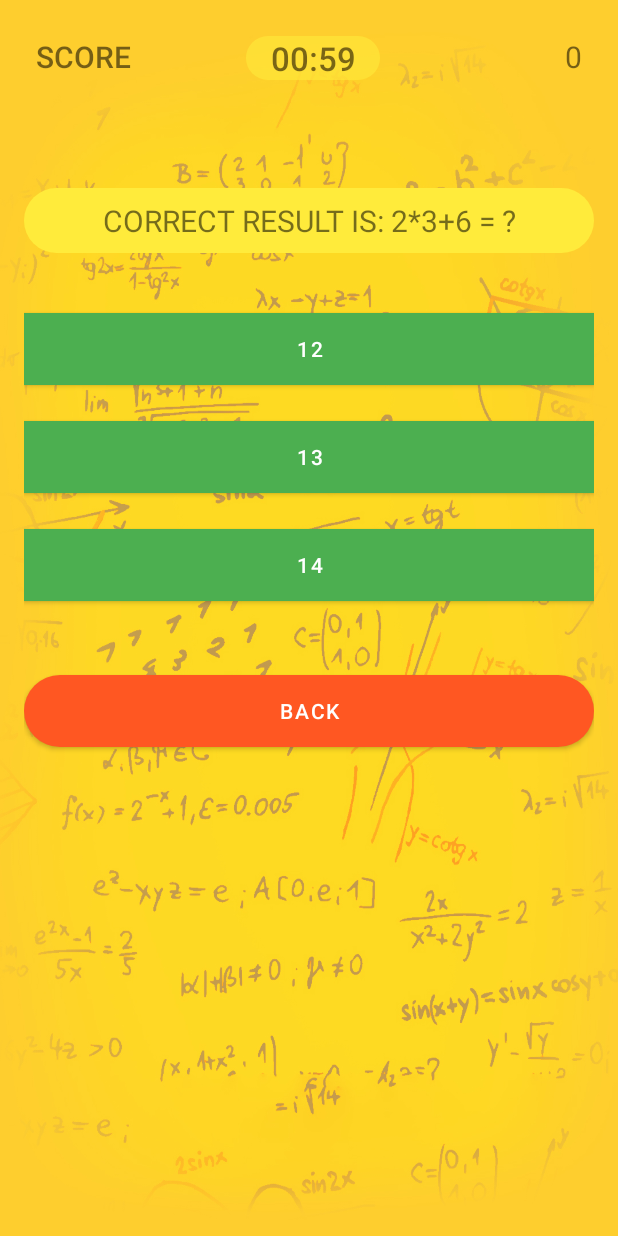
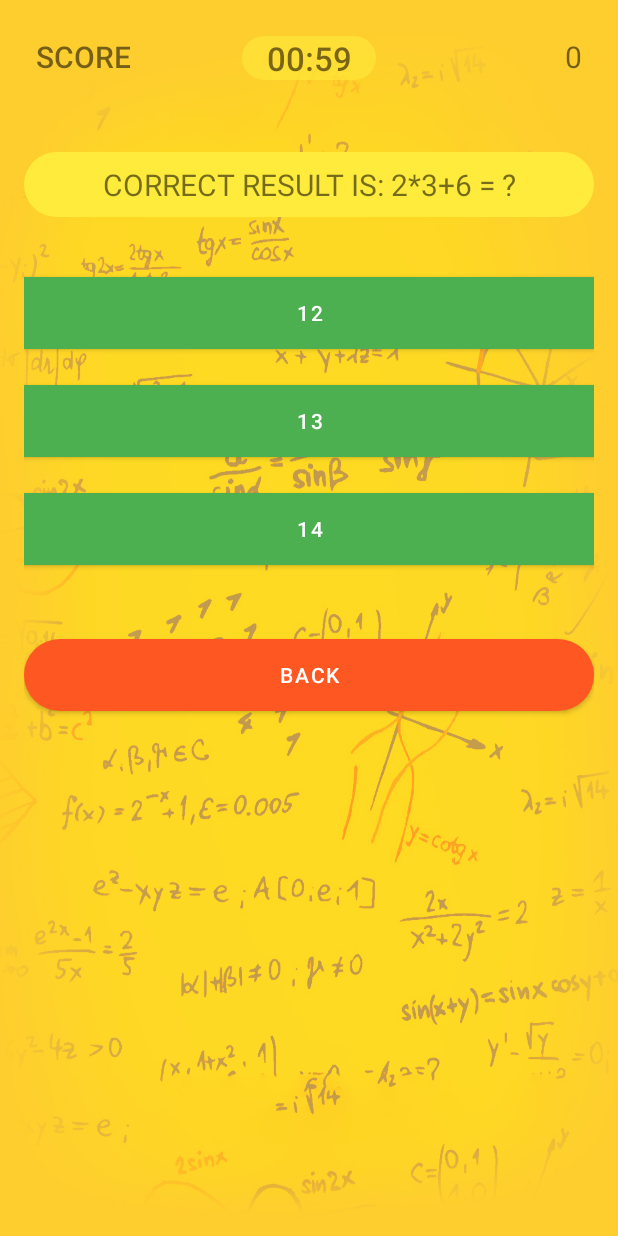
Before and after one commit to necat1/vts-learn-math, an Android app: the BeginerActivity screen opened directly, with no data from a screen before it, on a phone screen of 412 x 824 dp. Run offline under Robolectric (Android 15) with nearby library versions, the phone set to English and light mode, and no system bars; Roboto replaces fonts that are not available here.

Commit message:
try No1 :D

```diff
--- a/app/src/main/res/layout/activity_beginer.xml
+++ b/app/src/main/res/layout/activity_beginer.xml
@@ -29,11 +29,10 @@
             android:id="@+id/tvTimer"
             android:layout_width="89dp"
             android:layout_height="wrap_content"
-            android:layout_marginLeft="140dp"
-            android:layout_marginBottom="24dp"
             android:alpha="0.6"
             android:background="@drawable/radius"
             android:fontFamily="sans-serif-medium"
+            android:layout_centerInParent="true"
             android:text="00:00"
             android:textAlignment="center"
             android:textAppearance="@style/TextAppearance.AppCompat.Large" />
```
